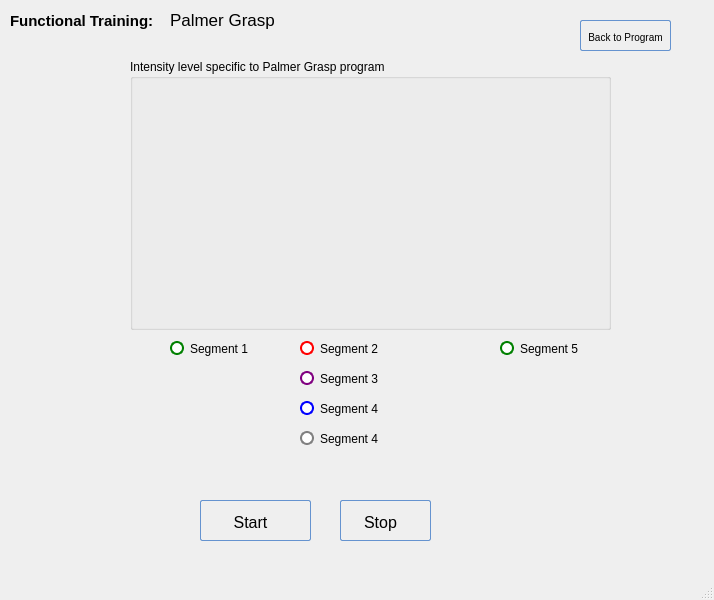
Before: the Qt Designer form POML060_v1/programpalmergrasp.ui in viniltc/POML060, drawn with Qt 5.
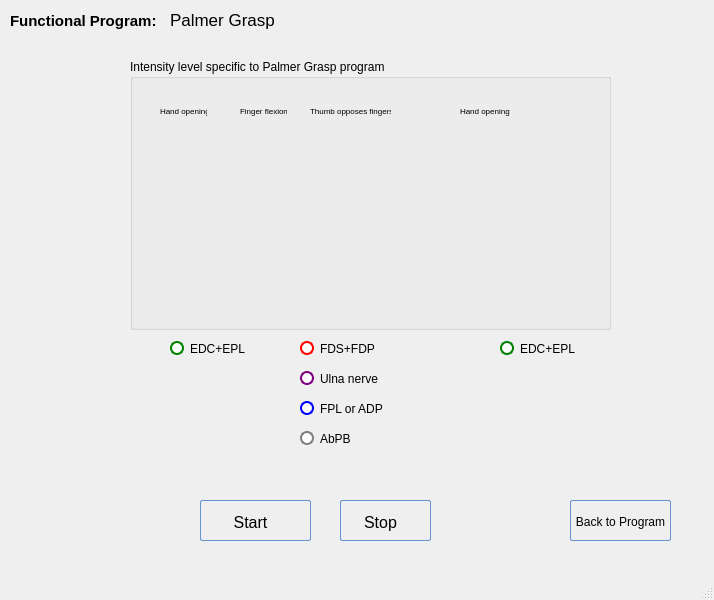
After: the same form once the commit is applied. Icons and pictures are not drawn.

```diff
--- a/POML060_v1/programpalmergrasp.ui
+++ b/POML060_v1/programpalmergrasp.ui
@@ -148,7 +148,7 @@
 }</string>
     </property>
     <property name="text">
-     <string>Segment 1</string>
+     <string>EDC+EPL</string>
     </property>
    </widget>
    <widget class="QRadioButton" name="radioButton_three">
@@ -191,7 +191,7 @@
 }</string>
     </property>
     <property name="text">
-     <string>Segment 4</string>
+     <string>FPL or ADP</string>
     </property>
    </widget>
    <widget class="QRadioButton" name="radioButton_one">
@@ -233,7 +233,7 @@
 }</string>
     </property>
     <property name="text">
-     <string>Segment 2 </string>
+     <string>FDS+FDP</string>
     </property>
    </widget>
    <widget class="QRadioButton" name="radioButton_two">
@@ -275,7 +275,7 @@
 }</string>
     </property>
     <property name="text">
-     <string>Segment 3</string>
+     <string>Ulna nerve</string>
     </property>
    </widget>
    <widget class="QRadioButton" name="radioButton_five">
@@ -318,16 +318,16 @@
 }</string>
     </property>
     <property name="text">
-     <string>Segment 5</string>
+     <string>EDC+EPL</string>
     </property>
    </widget>
    <widget class="QPushButton" name="pushButton">
     <property name="geometry">
      <rect>
-      <x>580</x>
-      <y>20</y>
-      <width>91</width>
-      <height>31</height>
+      <x>570</x>
+      <y>500</y>
+      <width>101</width>
+      <height>41</height>
      </rect>
     </property>
     <property name="styleSheet">
@@ -344,7 +344,7 @@
                 stop :   0.5 #c7dfff, stop :   0.55 #afd2ff, stop :   1.0 #c0dbff);
         color: #0000;
         font:  large &quot;Arial&quot;;
-		font-size: 10px;
+		font-size: 12px;
         height: 30px;
 }
 
@@ -407,7 +407,7 @@
      </font>
     </property>
     <property name="text">
-     <string>Functional Training: </string>
+     <string>Functional Program: </string>
     </property>
    </widget>
    <widget class="QLabel" name="label_2">
@@ -468,7 +468,7 @@
 }</string>
     </property>
     <property name="text">
-     <string>Segment 4</string>
+     <string>AbPB</string>
     </property>
    </widget>
    <widget class="QLabel" name="label_six">
@@ -604,6 +604,78 @@
      <string>Stop</string>
     </property>
    </widget>
+   <widget class="QLabel" name="label_3">
+    <property name="geometry">
+     <rect>
+      <x>160</x>
+      <y>100</y>
+      <width>47</width>
+      <height>21</height>
+     </rect>
+    </property>
+    <property name="font">
+     <font>
+      <pointsize>6</pointsize>
+     </font>
+    </property>
+    <property name="text">
+     <string>Hand opening</string>
+    </property>
+   </widget>
+   <widget class="QLabel" name="label_4">
+    <property name="geometry">
+     <rect>
+      <x>240</x>
+      <y>100</y>
+      <width>47</width>
+      <height>21</height>
+     </rect>
+    </property>
+    <property name="font">
+     <font>
+      <pointsize>6</pointsize>
+     </font>
+    </property>
+    <property name="text">
+     <string>Finger flexion</string>
+    </property>
+   </widget>
+   <widget class="QLabel" name="label_5">
+    <property name="geometry">
+     <rect>
+      <x>310</x>
+      <y>100</y>
+      <width>81</width>
+      <height>21</height>
+     </rect>
+    </property>
+    <property name="font">
+     <font>
+      <pointsize>6</pointsize>
+     </font>
+    </property>
+    <property name="text">
+     <string>Thumb opposes fingers</string>
+    </property>
+   </widget>
+   <widget class="QLabel" name="label_6">
+    <property name="geometry">
+     <rect>
+      <x>460</x>
+      <y>100</y>
+      <width>81</width>
+      <height>21</height>
+     </rect>
+    </property>
+    <property name="font">
+     <font>
+      <pointsize>6</pointsize>
+     </font>
+    </property>
+    <property name="text">
+     <string>Hand opening</string>
+    </property>
+   </widget>
   </widget>
   <widget class="QMenuBar" name="menubar">
    <property name="geometry">
```
